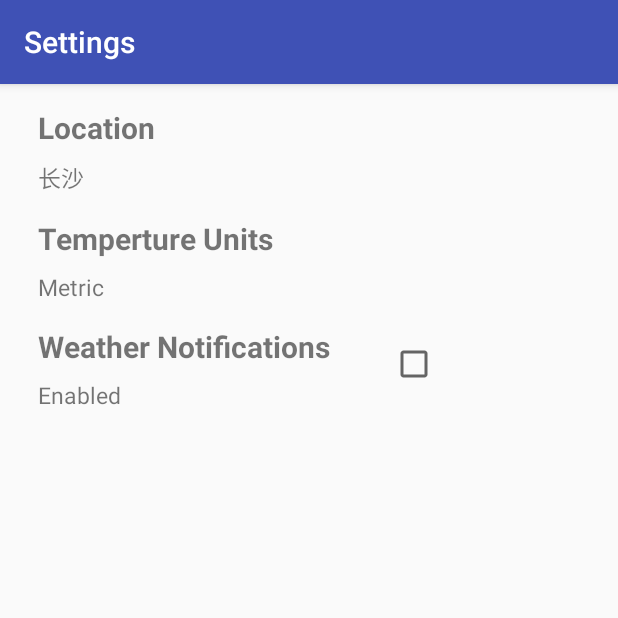
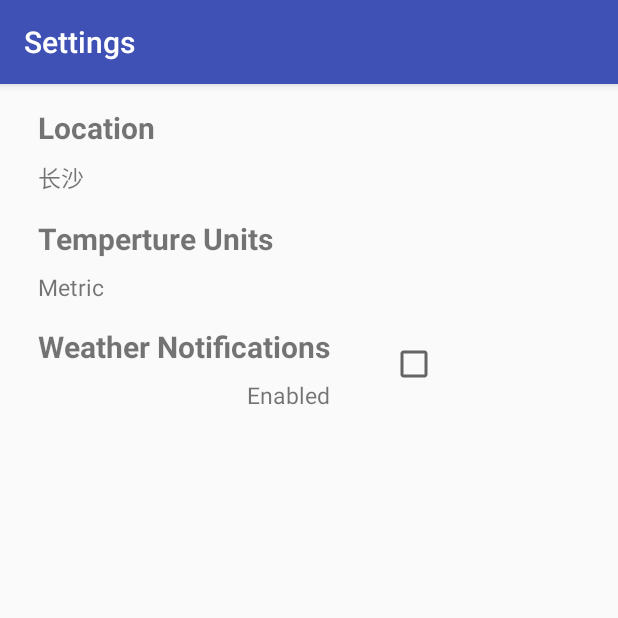
Before and after one commit to HuangDanGeeker/WeatherForecast, an Android app: the SettingsActivity screen opened directly, with no data from a screen before it, on a phone screen of 412 x 824 dp, the top half of it. Run offline under Robolectric (Android 15) with nearby library versions, the phone set to English and light mode, and no system bars.

Commit message:
在SettingsActivity.java中获得各种组件并添加事件监听代码

```diff
--- a/app/src/main/java/wang/com/weatherforecast/SettingsActivity.java
+++ b/app/src/main/java/wang/com/weatherforecast/SettingsActivity.java
@@ -2,12 +2,57 @@ package wang.com.weatherforecast;
 
 import android.support.v7.app.AppCompatActivity;
 import android.os.Bundle;
+import android.view.View;
+import android.widget.CheckBox;
+import android.widget.CompoundButton;
+import android.widget.LinearLayout;
+import android.widget.TextView;
 
 public class SettingsActivity extends AppCompatActivity {
+
+    private LinearLayout locationArea;
+    private LinearLayout tempertureArea;
+    private TextView selectedCityTextView;
+    private TextView selectedTUTextView;
+    private TextView enableNotifyTextView;
+    private CheckBox enableNotifyChkBox;
 
     @Override
     protected void onCreate(Bundle savedInstanceState) {
         super.onCreate(savedInstanceState);
         setContentView(R.layout.activity_settings);
+
+        //获取前端的各种控件
+        locationArea = (LinearLayout) findViewById(R.id.locationArea);
+        tempertureArea = (LinearLayout) findViewById(R.id.tempertureArea);
+        selectedCityTextView = (TextView) findViewById(R.id.selectedCityTextView);
+        selectedTUTextView = (TextView) findViewById(R.id.selectedTUTextView);
+        enableNotifyTextView = (TextView) findViewById(R.id.enableNotifyTextView);
+        enableNotifyChkBox = (CheckBox) findViewById(R.id.enableNotifyRadoBtn);
+
+        //为组件添加事件监听
+        enableNotifyChkBox.setOnCheckedChangeListener(new CompoundButton.OnCheckedChangeListener() {
+            @Override
+            public void onCheckedChanged(CompoundButton buttonView, boolean isChecked) {
+                if(isChecked){
+                    //TODO
+                }
+            }
+        });
+
+        locationArea.setOnClickListener(new View.OnClickListener() {
+            @Override
+            public void onClick(View v) {
+
+            }
+        });
+
+        tempertureArea.setOnClickListener(new View.OnClickListener() {
+            @Override
+            public void onClick(View v) {
+
+            }
+        });
+
     }
 }
--- a/app/src/main/res/layout/activity_settings.xml
+++ b/app/src/main/res/layout/activity_settings.xml
@@ -9,6 +9,7 @@
     tools:context="wang.com.weatherforecast.SettingsActivity">
 
     <LinearLayout
+        android:id="@+id/locationArea"
         android:layout_width="match_parent"
         android:layout_height="wrap_content"
         android:orientation="vertical">
@@ -19,12 +20,13 @@
             android:layout_height="wrap_content" />
         <TextView
             style="@style/settings_item_attr"
-            android:id="@+id/selectedCity"
+            android:id="@+id/selectedCityTextView"
             android:text="长沙"
             android:layout_width="wrap_content"
             android:layout_height="wrap_content" />
     </LinearLayout>
     <LinearLayout
+        android:id="@+id/tempertureArea"
         android:layout_width="match_parent"
         android:layout_height="wrap_content"
         android:orientation="vertical">
@@ -36,7 +38,7 @@
         <TextView
             style="@style/settings_item_attr"
             android:text="Metric"
-            android:id="@+id/selectedCity"
+            android:id="@+id/selectedTUTextView"
             android:layout_width="wrap_content"
             android:layout_height="wrap_content" />
     </LinearLayout>
@@ -66,8 +68,8 @@
             android:text="Enabled"
             android:layout_columnSpan="1"
             android:layout_rowSpan="1"
-            android:layout_gravity="fill"
-            android:id="@+id/isEnableNotify"
+            android:layout_gravity="right"
+            android:id="@+id/enableNotifyTextView"
             android:layout_width="wrap_content"
             android:layout_height="wrap_content" />
     </GridLayout>
```
